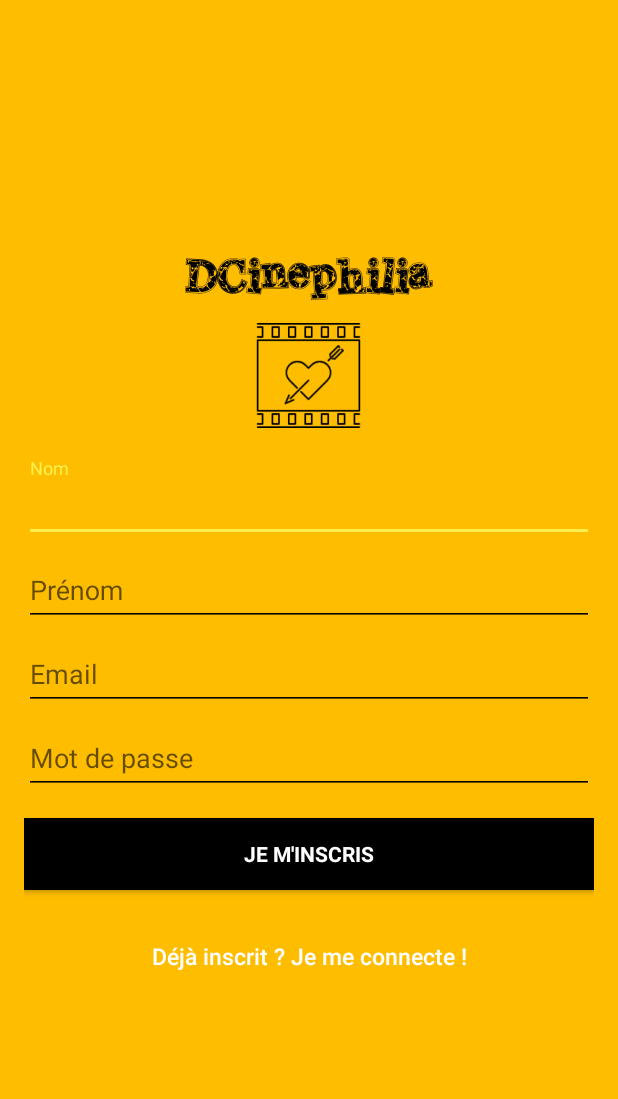
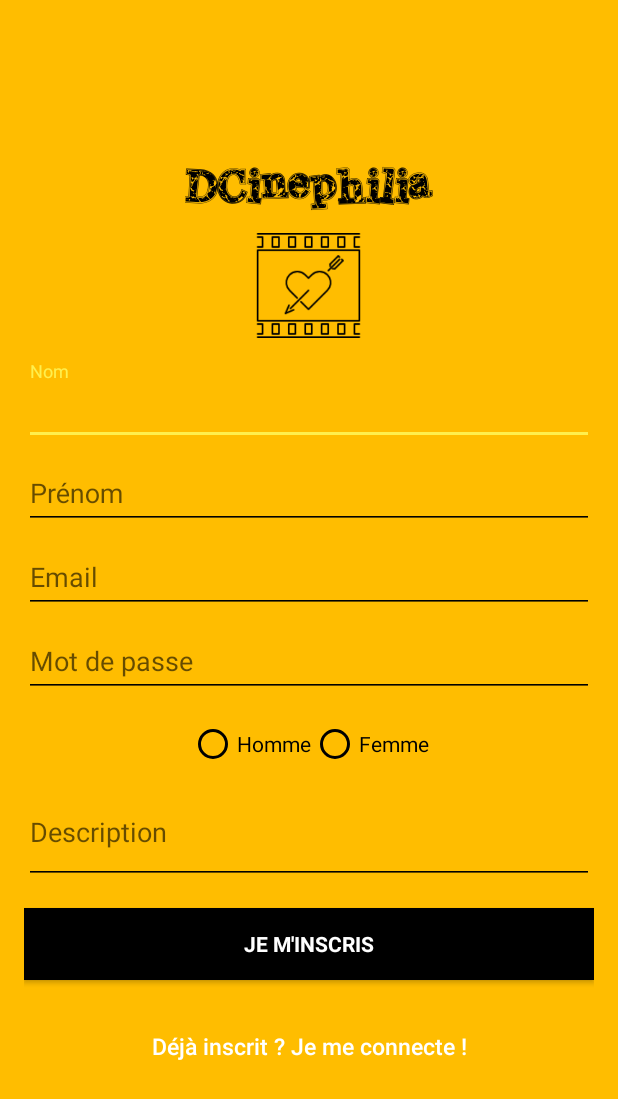
Before and after one commit to wissemCherouana/UPMC-DCinephilia, an Android app: the screen it shows after launch (SignupActivity), after a tap on "Vous êtes un nouveau membre ? Inscrivez-", on a phone screen of 412 x 824 dp. Shown: the top 1099 px of the screen. Run offline under Robolectric (Android 15) with nearby library versions, the phone set to English and light mode, and no system bars; our stand-ins replace Firebase (no records; nobody signed in at launch, a user with empty details on screens opened directly), Volley.

Commit message:
add gender & description to signup activity and pictures to comments

```diff
--- a/app/src/main/java/tpdev/upmc/dcinephila/Activities/LoginActivity.java
+++ b/app/src/main/java/tpdev/upmc/dcinephila/Activities/LoginActivity.java
@@ -35,7 +35,7 @@ public class LoginActivity extends AppCompatActivity {
         //Get Firebase auth instance
         auth = FirebaseAuth.getInstance();
 
-       // auth.signOut();
+        auth.signOut();
 
         // this listener will be called when there is change in firebase user session
 
--- a/app/src/main/java/tpdev/upmc/dcinephila/Activities/MovieDetailsActivity.java
+++ b/app/src/main/java/tpdev/upmc/dcinephila/Activities/MovieDetailsActivity.java
@@ -730,9 +730,13 @@ public class MovieDetailsActivity extends YouTubeBaseActivity implements YouTube
 
                     if (cinephile.getEmail().equals(FirebaseAuth.getInstance().getCurrentUser().getEmail()))
                     {
+                        String thumbnail = "";
+                        if (cinephile.getSexe().equals("Femme"))
+                            thumbnail = "https://icon-icons.com/icons2/582/PNG/512/girl_icon-icons.com_55043.png";
+                        else thumbnail = "https://cdn1.iconfinder.com/data/icons/user-pictures/100/boy-512.png";
                         moviesCommentsReference = DCinephiliaInstance.getReference("movies_comments");
                         Comment comment = new Comment(comment_content,new Date(), cinephile.getFirstname() +
-                                " " + cinephile.getLastname().toUpperCase(), movie_id);
+                                " " + cinephile.getLastname().toUpperCase(), movie_id, thumbnail);
                         moviesCommentsReference.child(String.valueOf(movie_id)).push().setValue(comment);
                     }
                 }
--- a/app/src/main/java/tpdev/upmc/dcinephila/Activities/SignupActivity.java
+++ b/app/src/main/java/tpdev/upmc/dcinephila/Activities/SignupActivity.java
@@ -1,6 +1,8 @@
 package tpdev.upmc.dcinephila.Activities;
 
+import android.content.Context;
 import android.content.Intent;
+import android.content.SharedPreferences;
 import android.graphics.Typeface;
 import android.support.annotation.NonNull;
 import android.support.v7.app.AppCompatActivity;
@@ -10,6 +12,7 @@ import android.view.View;
 import android.widget.Button;
 import android.widget.EditText;
 import android.widget.ProgressBar;
+import android.widget.RadioGroup;
 import android.widget.TextView;
 import android.widget.Toast;
 
@@ -27,12 +30,14 @@ import tpdev.upmc.dcinephila.R;
 public class SignupActivity extends AppCompatActivity {
 
     private TextView textview;
-    private EditText inputFirstname, inputLastname, inputEmail, inputPassword;
+    private EditText inputFirstname, inputLastname, inputEmail, inputPassword, inputDescription;
     private Button btnSignIn, btnSignUp, btnResetPassword;
     private ProgressBar progressBar;
+    private RadioGroup radioGroup;
     private FirebaseAuth auth;
     private DatabaseReference mFirebaseDatabase;
     private FirebaseDatabase mFirebaseInstance;
+    private String gender="";
 
 
     @Override
@@ -54,8 +59,24 @@ public class SignupActivity extends AppCompatActivity {
         inputLastname = (EditText) findViewById(R.id.lastname);
         inputEmail = (EditText) findViewById(R.id.email);
         inputPassword = (EditText) findViewById(R.id.password);
+        inputDescription = (EditText) findViewById(R.id.description);
         progressBar = (ProgressBar) findViewById(R.id.progressBar);
 
+        radioGroup = (RadioGroup) findViewById(R.id.radioGroup1);
+
+        radioGroup.setOnCheckedChangeListener(new RadioGroup.OnCheckedChangeListener()
+        {
+            public void onCheckedChanged(RadioGroup group, int checkedId) {
+                switch(checkedId){
+                    case R.id.male :
+                            gender = "Homme";
+                        break;
+                    case R.id.female :
+                            gender="Femme";
+                        break;
+                }
+            }
+        });
 
         Typeface face= Typeface.createFromAsset(getApplicationContext().getAssets(), "font/CollegeMovie.ttf");
         textview.setTypeface(face);
@@ -76,6 +97,7 @@ public class SignupActivity extends AppCompatActivity {
                 final String lastname = inputLastname.getText().toString().trim();
                 final String email = inputEmail.getText().toString().trim();
                 final String password = inputPassword.getText().toString().trim();
+                final String description = inputDescription.getText().toString().trim();
 
                 if (TextUtils.isEmpty(lastname)) {
                     Toast.makeText(getApplicationContext(), "Saisissez votre nom !", Toast.LENGTH_SHORT).show();
@@ -97,7 +119,18 @@ public class SignupActivity extends AppCompatActivity {
                 }
 
                 if (password.length() < 6) {
-                    Toast.makeText(getApplicationContext(), "Password too short, enter minimum 6 characters!", Toast.LENGTH_SHORT).show();
+                    Toast.makeText(getApplicationContext(), "Mot de passe faibe!", Toast.LENGTH_SHORT).show();
+                    return;
+                }
+
+                if (TextUtils.isEmpty(description)) {
+                    Toast.makeText(getApplicationContext(), "Entrer une petite description de vous :)", Toast.LENGTH_SHORT).show();
+                    return;
+                }
+
+                if (gender.equals(""))
+                {
+                    Toast.makeText(getApplicationContext(), "Chosissez votre sexe", Toast.LENGTH_SHORT).show();
                     return;
                 }
 
@@ -122,8 +155,11 @@ public class SignupActivity extends AppCompatActivity {
                                     String cinephileId =  mFirebaseDatabase.push().getKey();
 
                                     // creating cinephile object
-                                    Cinephile cinephile = new Cinephile(firstname,lastname,email,password);
-
+                                    Cinephile cinephile = new Cinephile(firstname,lastname,email,password, description, gender);
+                                    SharedPreferences pref = getApplicationContext().getSharedPreferences("myPref", Context.MODE_PRIVATE); // 0 - for private mode
+                                    SharedPreferences.Editor editor = pref.edit();
+                                    editor.putString("sexe", gender);
+                                    editor.commit();
                                     // pushing cinephile to 'cinephiles' node using the cinephileId
                                     mFirebaseDatabase.child(cinephileId).setValue(cinephile);
                                     startActivity(new Intent(SignupActivity.this, MainActivity.class));
--- a/app/src/main/java/tpdev/upmc/dcinephila/Adapaters/CommentAdapter.java
+++ b/app/src/main/java/tpdev/upmc/dcinephila/Adapaters/CommentAdapter.java
@@ -12,6 +12,8 @@ import android.widget.ArrayAdapter;
 import android.widget.BaseAdapter;
 import android.widget.ImageView;
 import android.widget.TextView;
+
+import com.bumptech.glide.Glide;
 
 import java.text.DateFormat;
 import java.text.SimpleDateFormat;
@@ -28,6 +30,7 @@ import tpdev.upmc.dcinephila.R;
 public class CommentAdapter extends ArrayAdapter<Comment> {
 
     final int layoutResource;
+    private Context mContext;
     private final List<Comment> commens;
 
     private static class ViewHolder {
@@ -40,6 +43,7 @@ public class CommentAdapter extends ArrayAdapter<Comment> {
     public CommentAdapter(@NonNull Context context, @LayoutRes int resource, @NonNull List<Comment> comments) {
         super(context, resource, comments);
         layoutResource = resource;
+        mContext = context;
         this.commens = comments;
     }
 
@@ -63,6 +67,7 @@ public class CommentAdapter extends ArrayAdapter<Comment> {
         holder.cinephile.setText(comment.getCinephile_id());
         holder.date.setText(df.format(comment.getComment_date()));
         holder.content.setText(comment.getComment_content());
+        Glide.with(mContext).load(comment.getComment_thumbnail()).into(holder.thumbnail);
 
         return convertView;
     }
@@ -76,6 +81,7 @@ public class CommentAdapter extends ArrayAdapter<Comment> {
         holder.cinephile = view.findViewById(R.id.cinephile);
         holder.date = view.findViewById(R.id.date);
         holder.content = view.findViewById(R.id.content);
+        holder.thumbnail = view.findViewById(R.id.thumbnail);
 
         view.setTag(holder);
         return view;
--- a/app/src/main/res/layout/activity_signup.xml
+++ b/app/src/main/res/layout/activity_signup.xml
@@ -1,4 +1,8 @@
 <?xml version="1.0" encoding="utf-8"?>
+<ScrollView xmlns:android="http://schemas.android.com/apk/res/android"
+    android:layout_width="match_parent"
+    android:layout_height="match_parent"
+    android:fillViewport="true">
 <android.support.design.widget.CoordinatorLayout xmlns:android="http://schemas.android.com/apk/res/android"
     xmlns:app="http://schemas.android.com/apk/res-auto"
     xmlns:tools="http://schemas.android.com/tools"
@@ -6,6 +10,14 @@
     android:layout_height="match_parent"
     android:fitsSystemWindows="true"
     tools:context="tpdev.upmc.dcinephila.Activities.SignupActivity">
+
+    <ProgressBar
+        android:id="@+id/progressBar"
+        android:layout_width="30dp"
+        android:layout_height="30dp"
+        android:layout_gravity="center|bottom"
+        android:layout_marginBottom="20dp"
+        android:visibility="gone" />
 
     <LinearLayout
         android:layout_width="fill_parent"
@@ -20,18 +32,17 @@
             android:id="@+id/dcinephilia"
             android:layout_width="wrap_content"
             android:layout_height="wrap_content"
+            android:layout_marginBottom="10dp"
             android:text="DCinephilia"
-           android:textSize="40dp"
             android:textColor="@android:color/black"
-           android:layout_marginBottom="10dp"
-           />
+            android:textSize="40dp" />
 
 
         <ImageView
             android:layout_width="@dimen/logo_w_h"
             android:layout_height="@dimen/logo_w_h"
             android:layout_gravity="center_horizontal"
-            android:layout_marginBottom="20dp"
+            android:layout_marginBottom="15dp"
             android:src="@drawable/film" />
 
         <android.support.design.widget.TextInputLayout
@@ -42,8 +53,8 @@
                 android:id="@+id/lastname"
                 android:layout_width="match_parent"
                 android:layout_height="wrap_content"
+                android:hint="Nom"
                 android:inputType="text"
-                android:hint="Nom"
                 android:maxLines="1"
                 android:textColor="@android:color/black" />
 
@@ -98,6 +109,45 @@
 
         </android.support.design.widget.TextInputLayout>
 
+        <RadioGroup
+            android:id="@+id/radioGroup1"
+            android:orientation="horizontal"
+            android:layout_width="wrap_content"
+            android:layout_height="wrap_content"
+            android:layout_marginTop="15dp">
+
+            <RadioButton
+                android:id="@+id/male"
+                android:layout_width="wrap_content"
+                android:layout_height="wrap_content"
+                android:text="Homme" />
+
+            <RadioButton
+                android:id="@+id/female"
+                android:layout_width="wrap_content"
+                android:layout_height="wrap_content"
+                android:text="Femme" />
+
+
+        </RadioGroup>
+
+        <android.support.design.widget.TextInputLayout
+            android:layout_width="match_parent"
+            android:layout_height="wrap_content">
+
+            <EditText
+                android:id="@+id/description"
+                android:layout_width="match_parent"
+                android:layout_height="wrap_content"
+                android:focusableInTouchMode="true"
+                android:hint="Description"
+                android:minLines="2"
+                android:inputType="text|textMultiLine"
+                android:textColor="@android:color/black" />
+
+        </android.support.design.widget.TextInputLayout>
+
+
 
         <Button
             android:id="@+id/sign_up_button"
@@ -109,10 +159,6 @@
             android:text="@string/action_sign_in_short"
             android:textColor="@android:color/white"
             android:textStyle="bold" />
-
-
-
-        <!-- Link to Login Screen -->
 
         <Button
             android:id="@+id/sign_in_button"
@@ -126,13 +172,6 @@
             android:textSize="15dp" />
     </LinearLayout>
 
-    <ProgressBar
-        android:id="@+id/progressBar"
-        android:layout_width="30dp"
-        android:layout_height="30dp"
-        android:layout_gravity="center|bottom"
-        android:layout_marginBottom="20dp"
-        android:visibility="gone" />
-
 
 </android.support.design.widget.CoordinatorLayout>
+</ScrollView>
```
Also changed, not shown: app/src/main/java/tpdev/upmc/dcinephila/Beans/Cinephile.java (+26 -0 lines), app/src/main/java/tpdev/upmc/dcinephila/Beans/Comment.java (+16 -0 lines), app/src/main/res/drawable-xxhdpi/girl.png (added). Lines whose indentation alone changed are shown as unchanged.
